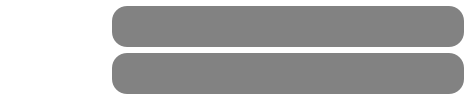
The window that Chat-Application/contactwidget.ui (verina101/Chat-Application) describes before a commit, drawn with Qt 5.
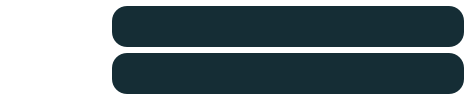
The same window after the commit.

```diff
--- a/Chat-Application/contactwidget.ui
+++ b/Chat-Application/contactwidget.ui
@@ -56,7 +56,7 @@
      <item>
       <widget class="QLabel" name="Name">
        <property name="styleSheet">
-        <string notr="true">background:rgb(130, 130, 130);
+        <string notr="true">background:rgb(21, 45, 53);
 font:14px;
 color:white;
 border-radius:15px;
@@ -73,7 +73,7 @@
      <item>
       <widget class="QLabel" name="Id">
        <property name="styleSheet">
-        <string notr="true">background:rgb(130, 130, 130);
+        <string notr="true">background:rgb(21, 45, 53);
 font:14px;
 color:white;
 border-radius:15px;
```
